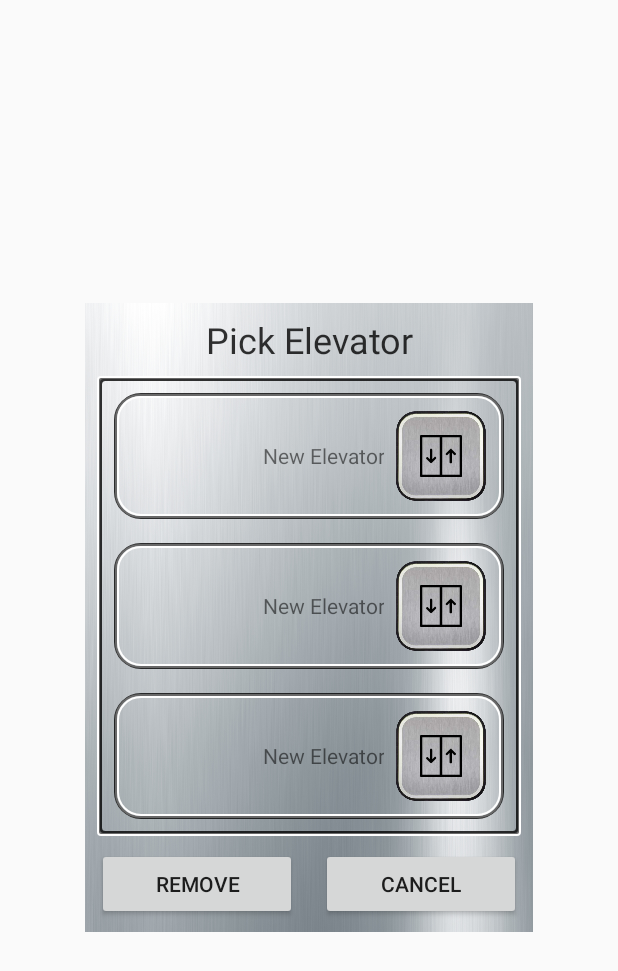
After one commit to guness/ElevatorAndroid, an Android app: the layout fragment_elevators.xml on its own in the app's theme, with its tools: preview values and no code run, on a phone screen of 412 x 824 dp. The commit adds this screen. Shown: the top 971 px of the screen. Run offline under Robolectric (Android 15) with nearby library versions, the phone set to English and light mode, and no system bars.

Commit message:
Favorite elevator can be picked now

```diff
--- a/app/build.gradle
+++ b/app/build.gradle
@@ -23,7 +23,7 @@ android {
         minSdkVersion 19
         targetSdkVersion 27
         versionCode 1
-        versionName "1.0 - beta 3"
+        versionName "1.0 - beta 4"
         testInstrumentationRunner "android.support.test.runner.AndroidJUnitRunner"
         multiDexEnabled true
 
--- a/app/src/main/java/com/guness/elevator/db/AppDatabase.java
+++ b/app/src/main/java/com/guness/elevator/db/AppDatabase.java
@@ -3,7 +3,7 @@ package com.guness.elevator.db;
 import android.arch.persistence.room.Database;
 import android.arch.persistence.room.RoomDatabase;
 
-@Database(entities = {ElevatorEntity.class, GroupEntity.class, SettingsEntity.class}, version = 2)
+@Database(entities = {ElevatorEntity.class, GroupEntity.class, SettingsEntity.class, FavoriteEntity.class, PanelPrefsEntity.class}, version = 5)
 public abstract class AppDatabase extends RoomDatabase {
     public abstract AppDao dao();
 }
--- a/app/src/main/java/com/guness/elevator/db/ElevatorEntity.kt
+++ b/app/src/main/java/com/guness/elevator/db/ElevatorEntity.kt
@@ -10,7 +10,7 @@ import com.guness.elevator.model.Elevator
  * Created by guness on 18.12.2017.
  */
 @Entity(tableName = AppDao.TABLE_ELEVATOR,
-        indices = [Index("groupId")],
+        indices = [Index("groupId"), Index("device", unique = true)],
         foreignKeys = [(ForeignKey(entity = GroupEntity::class,
                 parentColumns = ["id"],
                 childColumns = ["groupId"],
--- /dev/null
+++ b/app/src/main/java/com/guness/utils/SGLinearLayoutManager.kt
@@ -0,0 +1,53 @@
+package com.guness.utils
+
+import android.content.Context
+import android.support.v7.widget.LinearLayoutManager
+import android.support.v7.widget.RecyclerView
+import android.util.AttributeSet
+import timber.log.Timber
+
+/**
+ * Created by guness on 27.12.2017.
+ */
+
+/**
+ * http://stackoverflow.com/a/38611931
+ */
+public class SGLinearLayoutManager : LinearLayoutManager {
+    constructor(context: Context, attrs: AttributeSet, defStyleAttr: Int, defStyleRes: Int) : super(context, attrs, defStyleAttr, defStyleRes) {}
+
+    constructor(context: Context) : super(context) {}
+
+    constructor(context: Context, orientation: Int, reverseLayout: Boolean) : super(context, orientation, reverseLayout) {}
+
+    override fun supportsPredictiveItemAnimations(): Boolean {
+        return false
+    }
+
+    override fun onLayoutChildren(recycler: RecyclerView.Recycler?, state: RecyclerView.State) {
+        try {
+            super.onLayoutChildren(recycler, state)
+        } catch (e: Exception) {
+            Timber.w(e, "Exception in RecyclerView happens on onLayoutChildren")
+        }
+    }
+
+    //http://blog.csdn.net/jiangxuelei_2015/article/details/69723716
+    override fun scrollHorizontallyBy(dx: Int, recycler: RecyclerView.Recycler?, state: RecyclerView.State?): Int {
+        return try {
+            super.scrollHorizontallyBy(dx, recycler, state)
+        } catch (e: Exception) {
+            Timber.w(e, "Exception in RecyclerView happens on scrollHorizontallyBy")
+            0
+        }
+    }
+
+    override fun scrollVerticallyBy(dy: Int, recycler: RecyclerView.Recycler?, state: RecyclerView.State?): Int {
+        return try {
+            super.scrollVerticallyBy(dy, recycler, state)
+        } catch (e: Exception) {
+            Timber.w(e, "Exception in RecyclerView happens on scrollHorizontallyBy")
+            0
+        }
+    }
+}
--- a/app/src/main/res/drawable/button.xml
+++ b/app/src/main/res/drawable/button.xml
@@ -1,5 +1,6 @@
 <?xml version="1.0" encoding="utf-8"?>
 <selector xmlns:android="http://schemas.android.com/apk/res/android">
+    <item android:drawable="@drawable/button_passive" android:state_enabled="false" />
     <item android:drawable="@drawable/button_active" android:state_checked="false" android:state_pressed="false" />
     <item android:drawable="@drawable/button_pressed" android:state_pressed="true" />
 </selector>
--- /dev/null
+++ b/app/src/main/res/layout/fragment_elevators.xml
@@ -0,0 +1,71 @@
+<?xml version="1.0" encoding="utf-8"?>
+<android.support.constraint.ConstraintLayout xmlns:android="http://schemas.android.com/apk/res/android"
+    xmlns:app="http://schemas.android.com/apk/res-auto"
+    xmlns:tools="http://schemas.android.com/tools"
+    android:layout_width="wrap_content"
+    android:layout_height="wrap_content"
+    android:layout_gravity="center"
+    android:background="@drawable/silver_background"
+    tools:context="com.guness.elevator.ui.main.elevators.ElevatorPickerFragment">
+
+    <android.support.constraint.Guideline
+        android:id="@+id/guideline"
+        android:layout_width="wrap_content"
+        android:layout_height="wrap_content"
+        android:orientation="vertical"
+        app:layout_constraintGuide_percent="0.5" />
+
+    <TextView
+        android:id="@+id/titleView"
+        style="@style/TextAppearance.AppCompat.Headline"
+        android:layout_width="match_parent"
+        android:layout_height="wrap_content"
+        android:layout_marginEnd="8dp"
+        android:layout_marginStart="8dp"
+        android:layout_marginTop="8dp"
+        android:gravity="center"
+        android:text="@string/pick_elevator"
+        android:textColor="@color/black_80"
+        app:layout_constraintEnd_toEndOf="parent"
+        app:layout_constraintStart_toStartOf="parent"
+        app:layout_constraintTop_toTopOf="parent" />
+
+    <Button
+        android:id="@+id/cancelButton"
+        android:layout_width="0dp"
+        android:layout_height="wrap_content"
+        android:layout_marginBottom="8dp"
+        android:layout_marginEnd="8dp"
+        android:layout_marginStart="8dp"
+        android:text="@string/cancel"
+        app:layout_constraintBottom_toBottomOf="parent"
+        app:layout_constraintEnd_toEndOf="parent"
+        app:layout_constraintStart_toStartOf="@+id/guideline" />
+
+    <Button
+        android:id="@+id/removeButton"
+        android:layout_width="0dp"
+        android:layout_height="wrap_content"
+        android:layout_marginBottom="8dp"
+        android:layout_marginEnd="8dp"
+        android:layout_marginStart="8dp"
+        android:text="@string/remove"
+        app:layout_constraintBottom_toBottomOf="parent"
+        app:layout_constraintEnd_toEndOf="@+id/guideline"
+        app:layout_constraintStart_toStartOf="parent" />
+
+    <android.support.v7.widget.RecyclerView
+        android:id="@+id/listView"
+        android:layout_width="wrap_content"
+        android:layout_height="wrap_content"
+        android:layout_margin="8dp"
+        android:background="@drawable/metallic_border"
+        android:padding="3dp"
+        app:layoutManager="com.guness.utils.SGLinearLayoutManager"
+        app:layout_constraintBottom_toTopOf="@+id/cancelButton"
+        app:layout_constraintEnd_toEndOf="parent"
+        app:layout_constraintStart_toStartOf="parent"
+        app:layout_constraintTop_toBottomOf="@id/titleView"
+        tools:listitem="@layout/item_elevator" />
+
+</android.support.constraint.ConstraintLayout>
--- /dev/null
+++ b/app/src/main/res/layout/item_elevator.xml
@@ -0,0 +1,46 @@
+<?xml version="1.0" encoding="utf-8"?>
+<android.support.constraint.ConstraintLayout xmlns:android="http://schemas.android.com/apk/res/android"
+    xmlns:app="http://schemas.android.com/apk/res-auto"
+    xmlns:tools="http://schemas.android.com/tools"
+    android:layout_width="match_parent"
+    android:layout_height="wrap_content"
+    android:layout_marginBottom="8dp"
+    android:layout_marginEnd="8dp"
+    android:layout_marginStart="8dp"
+    android:layout_marginTop="8dp"
+    android:background="@drawable/metallic_border_radius_16"
+    android:gravity="end"
+    android:minWidth="260dp"
+    android:padding="4dp">
+
+    <TextView
+        android:id="@+id/textView"
+        android:layout_width="0dp"
+        android:layout_height="0dp"
+        android:layout_marginBottom="8dp"
+        android:layout_marginEnd="8dp"
+        android:layout_marginStart="8dp"
+        android:layout_marginTop="8dp"
+        android:gravity="center|end"
+        app:layout_constraintBottom_toBottomOf="parent"
+        app:layout_constraintEnd_toStartOf="@+id/buttonView"
+        app:layout_constraintStart_toStartOf="parent"
+        app:layout_constraintTop_toTopOf="parent"
+        tools:text="@string/click_to_add_elevator" />
+
+    <Button
+        android:id="@+id/buttonView"
+        android:layout_width="60dp"
+        android:layout_height="60dp"
+        android:layout_margin="8dp"
+        android:layout_marginBottom="8dp"
+        android:layout_marginEnd="8dp"
+        android:layout_marginTop="8dp"
+        android:background="@drawable/elevator_button"
+        android:soundEffectsEnabled="false"
+        android:textSize="24sp"
+        app:layout_constraintBottom_toBottomOf="parent"
+        app:layout_constraintEnd_toEndOf="parent"
+        app:layout_constraintTop_toTopOf="parent" />
+
+</android.support.constraint.ConstraintLayout>
--- a/app/src/main/res/values/strings.xml
+++ b/app/src/main/res/values/strings.xml
@@ -10,4 +10,12 @@
     <string name="delete_group">Delete group</string>
     <string name="click_to_add_elevator">New Elevator</string>
     <string name="click_to_add_floor">New Floor</string>
+    <string name="choose_elevator">Choose Elevator</string>
+
+    <!-- TODO: Remove or change this placeholder text -->
+    <string name="hello_blank_fragment">Hello blank fragment</string>
+    <string name="pick_elevator">Pick Elevator</string>
+    <string name="save">Save</string>
+    <string name="cancel">Cancel</string>
+    <string name="remove">Remove</string>
 </resources>
```
Also changed, not shown: app/src/main/java/com/guness/elevator/db/AppDao.kt (+17 -0 lines), app/src/main/java/com/guness/elevator/db/FavoriteEntity.kt (added, +51 -0 lines), app/src/main/java/com/guness/elevator/db/PanelPrefsEntity.kt (added, +39 -0 lines), app/src/main/java/com/guness/elevator/ui/ElevatorAdapter.kt (added, +81 -0 lines), app/src/main/java/com/guness/elevator/ui/main/MainActivity.kt (+144 -1 lines), app/src/main/java/com/guness/elevator/ui/main/MainViewModel.kt (+61 -1 lines), app/src/main/java/com/guness/elevator/ui/main/elevators/ElevatorPickerFragment.kt (added, +116 -0 lines), app/src/main/java/com/guness/elevator/ui/main/elevators/ElevatorPickerViewModel.kt (added, +20 -0 lines), app/src/main/java/com/guness/elevator/ui/panel/PanelViewModel.kt (+6 -4 lines), app/src/main/res/layout/activity_main.xml (+8 -0 lines), app/src/main/res/drawable-nodpi/button_passive.png (added).
